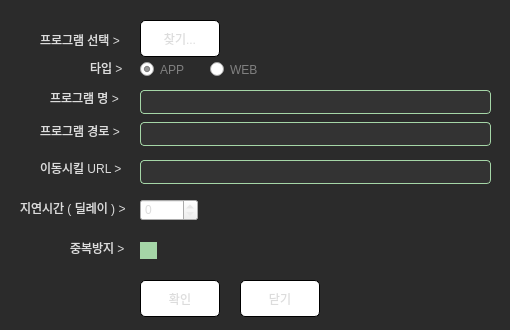
The window that Qt_Widgets_App_RoutineAutomator/Qt_Widgets_App_RoutineAutomator/Qt_WC_AddProcDialog.ui (dndjd321/RoutineAutomator) describes before a commit, drawn with Qt 5.
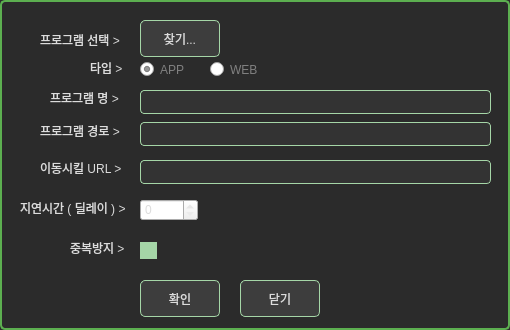
The same window after the commit.

Diff of the .ui file:
```diff
--- a/Qt_Widgets_App_RoutineAutomator/Qt_Widgets_App_RoutineAutomator/Qt_WC_AddProcDialog.ui
+++ b/Qt_Widgets_App_RoutineAutomator/Qt_Widgets_App_RoutineAutomator/Qt_WC_AddProcDialog.ui
@@ -22,6 +22,8 @@
 /* 서브 창 배경 */
 QDialog {
 	background-color: #2b2b2b;
+	border : 2px solid #5CAF50;
+	border-radius: 5px;
 }
 
 /* 모든 텍스트 기본 설정 */
@@ -274,21 +276,7 @@
     </rect>
    </property>
    <property name="styleSheet">
-    <string notr="true">QPushButton{
-	border:1px solid #000000;
-	background-color : #ffffff;
-}
-
-QPushButton:hover{
-	border:1px solid #000000;
-	background-color : #f0f0f0;
-}
-
-QPushButton:pressed{
-	border:1px solid #060606;
-	background-color : #f4f4f4;
-}
-</string>
+    <string notr="true"/>
    </property>
    <property name="text">
     <string>찾기...</string>
@@ -340,21 +328,7 @@
     </rect>
    </property>
    <property name="styleSheet">
-    <string notr="true">QPushButton{
-	border:1px solid #000000;
-	background-color : #ffffff;
-}
-
-QPushButton:hover{
-	border:1px solid #000000;
-	background-color : #f0f0f0;
-}
-
-QPushButton:pressed{
-	border:1px solid #060606;
-	background-color : #f4f4f4;
-}
-</string>
+    <string notr="true"/>
    </property>
    <property name="text">
     <string>확인</string>
@@ -370,21 +344,7 @@
     </rect>
    </property>
    <property name="styleSheet">
-    <string notr="true">QPushButton{
-	border:1px solid #000000;
-	background-color : #ffffff;
-}
-
-QPushButton:hover{
-	border:1px solid #000000;
-	background-color : #f0f0f0;
-}
-
-QPushButton:pressed{
-	border:1px solid #060606;
-	background-color : #f4f4f4;
-}
-</string>
+    <string notr="true"/>
    </property>
    <property name="text">
     <string>닫기</string>
```
